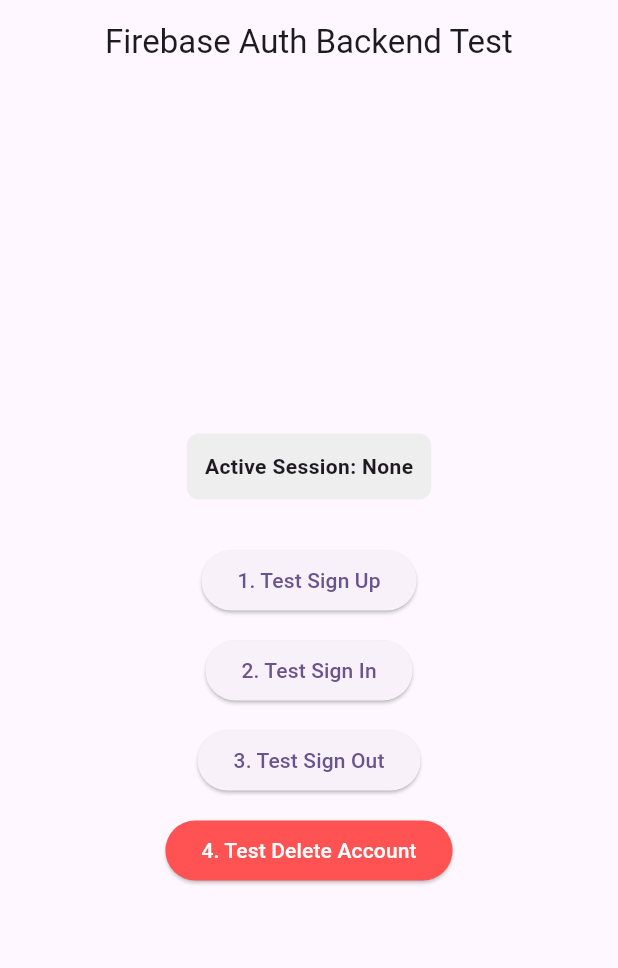
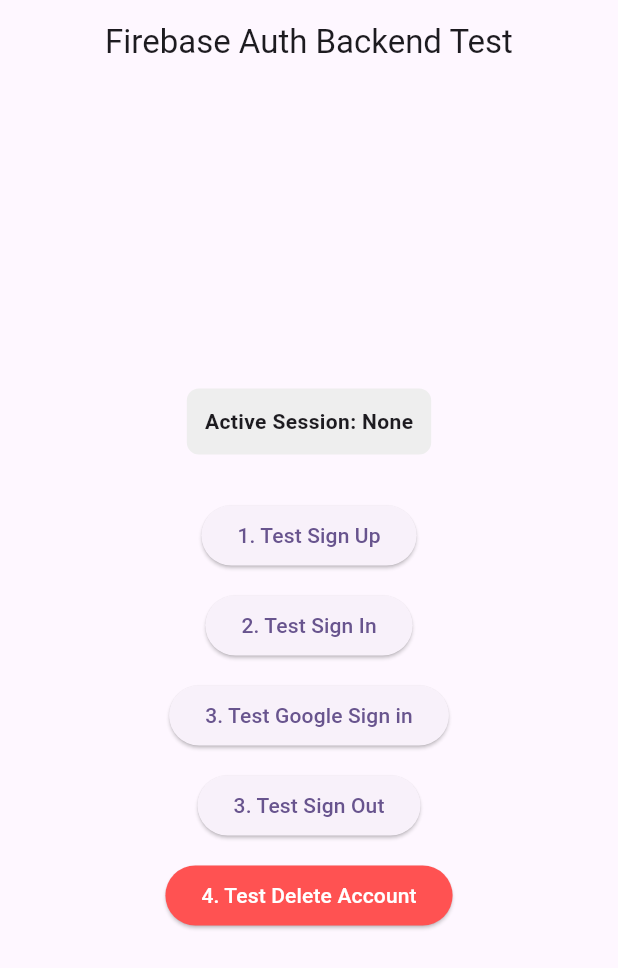
Before and after one commit to atharva-solves/note_app, a Flutter app: the screen it shows after launch, on a phone screen of 412 x 824 dp. Shown: the top 968 px of the screen. Run offline on Flutter 3.47's test engine with Material 3 defaults, Android fonts, the phone set to English and light mode, and no system bars; our stand-ins replace firebase_auth, firebase_core, get, get_storage, google_sign_in; accounts and stored records are empty.

Commit message:
feat:implement google sign in button in auth view

```diff
--- a/lib/features/auth/presentation/views/auth_in_view.dart
+++ b/lib/features/auth/presentation/views/auth_in_view.dart
@@ -70,6 +70,16 @@
               // 3. Test Sign Out Use Case
               ElevatedButton(
                 onPressed: () {
+                  debugPrint('[UI Test] Triggering Google Sign in UseCase');
+                  controller.googleSignIn();
+                },
+                child: const Text('3. Test Google Sign in'),
+              ),
+              const SizedBox(height: 12),
+
+              // 4. Test Sign Out Use Case
+              ElevatedButton(
+                onPressed: () {
                   debugPrint('[UI Test] Triggering SignOut UseCase');
                   controller.signOut();
                 },
@@ -77,7 +87,7 @@
               ),
               const SizedBox(height: 12),
 
-              // 4. Test Delete Account Use Case
+              // 5. Test Delete Account Use Case
               ElevatedButton(
                 style: ElevatedButton.styleFrom(
                   backgroundColor: Colors.redAccent,
```
